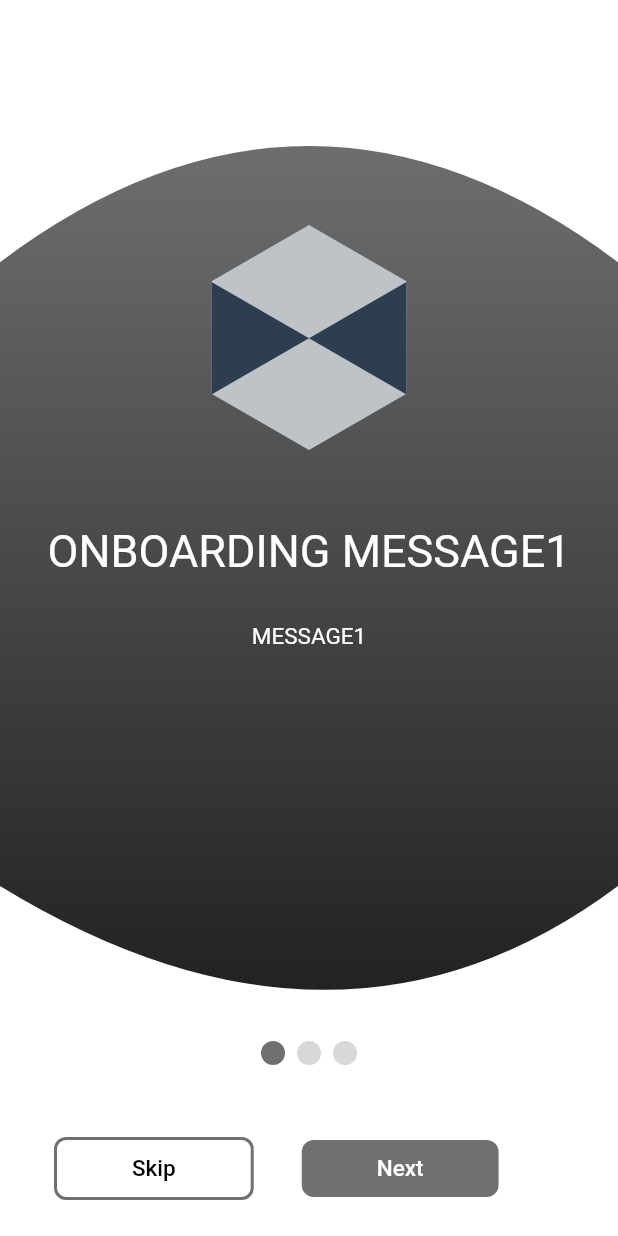
After one commit to arjunganesh123/sdi, a Flutter app: the Screen5 screen opened directly, after a tap on "Skip", on a phone screen of 412 x 824 dp. The commit adds this screen. Run offline on Flutter 3.47's test engine with Material 2 defaults, Android fonts, the phone set to English and light mode, and no system bars; drawn by our look-alikes of smooth_page_indicator; statements that could not run were skipped.

Commit message:
instruction screen

```diff
--- a/lib/main.dart
+++ b/lib/main.dart
@@ -6,8 +6,20 @@ void main() {
   runApp(const MyApp());
 }
 
-class MyApp extends StatelessWidget {
+class MyApp extends StatefulWidget {
   const MyApp({Key? key}) : super(key: key);
+
+  @override
+  State<MyApp> createState() => _MyAppState();
+}
+
+class _MyAppState extends State<MyApp> {
+
+  @override
+  void initState() {
+    super.initState();
+    Navigator.pushNamed(context, Logopage.id);
+  }
 
   @override
   Widget build(BuildContext context) {
--- /dev/null
+++ b/lib/screens/instructions.dart
@@ -0,0 +1,203 @@
+import 'package:flutter/cupertino.dart';
+import 'package:flutter/material.dart';
+import 'package:flutter/rendering.dart';
+import 'package:smooth_page_indicator/smooth_page_indicator.dart';
+
+class Screen5 extends StatefulWidget {
+  static const String id='Screen5';
+
+  const Screen5({Key? key}) : super(key: key);
+
+  @override
+  State<Screen5> createState() => _Screen5State();
+}
+
+class _Screen5State extends State<Screen5> {
+  PageController j=PageController();
+  int i=0;
+  @override
+  Widget build(BuildContext context) {
+    return Scaffold(
+      resizeToAvoidBottomInset: false,
+      backgroundColor: Colors.white,
+      body: PageView(
+        controller: j,
+        children: [
+          page('ONBOARDING MESSAGE1', 'MESSAGE1',MediaQuery.of(context).size.height,MediaQuery.of(context).size.width),
+          page('ONBOARDING MESSAGE2', 'MESSAGE2',MediaQuery.of(context).size.height,MediaQuery.of(context).size.width),
+          page('ONBOARDING MESSAGE3', 'MESSAGE3',MediaQuery.of(context).size.height,MediaQuery.of(context).size.width),
+        ],
+      ),
+      bottomNavigationBar: Container(
+        height: 130,
+        color: Colors.white,
+        child: Column(
+          children: [
+            Container(
+              child: Center(
+                child:SmoothPageIndicator(
+                    count: 3,
+                    effect: const WormEffect(
+                      dotColor: Color(0xFFD8D8D8),
+                      activeDotColor: Color.fromRGBO(112, 112, 112, 1),
+                    ),
+                    controller: j,
+                    onDotClicked: (index){
+                      j.animateToPage(index, duration: const Duration(milliseconds: 500), curve: Curves.decelerate);
+                      i=index;
+                    }
+                ) ,
+              ),
+            ),
+            const SizedBox(height: 45),
+            Row(
+              children: [
+                const SizedBox(width: 20),
+                FlatButton(
+                  onPressed: (){
+
+                  },
+                  child: Container(
+                    padding: const EdgeInsets.only(left: 50,right: 50,top: 10,bottom: 10),
+                    child: const Text('Skip',style: TextStyle(color: Colors.black,fontSize: 15),),
+                    decoration: BoxDecoration(
+                      color: Colors.white,
+                      borderRadius: const BorderRadius.all(Radius.circular(8)),
+                      border: Border.all(color: const Color.fromRGBO(112, 112, 112, 1),width: 2),
+                    ),
+                  ),
+                ),
+                FlatButton(
+                  onPressed: (){
+
+                  },
+                  child: Container(
+                    padding: const EdgeInsets.only(left: 50,right: 50,top: 10,bottom: 10),
+                    child: const Text('Next',style: TextStyle(color: Colors.white,fontSize: 15),),
+                    decoration: const BoxDecoration(
+                      color: Color.fromRGBO(112, 112, 112, 1),
+                      borderRadius: BorderRadius.all(Radius.circular(8)),
+                    ),
+                  ),
+                ),
+              ],
+            )
+          ],
+        ),
+      ),
+    );
+  }
+}
+
+class CustomClipPaths2 extends CustomClipper<Path> {
+  @override
+  Path getClip(Size size) {
+    Path path=Path();
+    path.lineTo(size.width, size.height);
+    path.lineTo(size.width, 0);
+    path.lineTo(0, size.height);
+    return path;
+  }
+
+  @override
+  bool shouldReclip(covariant CustomClipper<Path> oldClipper) {
+    return false;
+  }
+
+}
+
+class CustomClipPaths1 extends CustomClipper<Path> {
+  @override
+  Path getClip(Size size) {
+    Path path=Path();
+    path.moveTo(0, size.height*0.75);
+    path.lineTo(size.width/2, size.height);
+    path.lineTo(size.width, size.height*0.75);
+    path.lineTo(size.width, size.height*0.25);
+    path.lineTo(size.width/2, 0);
+    path.lineTo(0, size.height*0.25);
+    return path;
+  }
+
+  @override
+  bool shouldReclip(covariant CustomClipper<Path> oldClipper) {
+    return false;
+  }
+}
+
+class CustomClipPaths extends CustomClipper<Path>{
+  @override
+  Path getClip(Size size) {
+    Path path=Path();
+    path.moveTo(0, size.height*0.65);
+    path.quadraticBezierTo(size.width*0.55, size.height*0.8, size.width, size.height*0.65);
+    path.lineTo(size.width, size.height*0.2);
+    path.quadraticBezierTo(size.width*0.5, 30, 0, size.height*0.2);
+    path.close();
+    return path;
+  }
+
+  @override
+  bool shouldReclip(covariant CustomClipper<Path> oldClipper) {
+    return false;
+  }
+
+}
+
+Widget page(String message1,String message2,double heigh,double widt){
+  return SafeArea(
+    child: Stack(
+      children: [
+        Positioned(
+          bottom: -220,
+          child: ClipPath(
+            clipper: CustomClipPaths(),
+            child: Container(
+              padding: const EdgeInsets.only(top: 160),
+              child: Column(
+                children: [
+                  Stack(
+                    alignment: Alignment.bottomCenter,
+                    clipBehavior: Clip.none,
+                    children: [
+                      ClipPath(
+                        clipper: CustomClipPaths1(),
+                        child: Container(
+                          height: 150,
+                          width: 130,
+                          color: const Color.fromRGBO(189, 195, 199, 1),
+                        ),
+                      ),
+                      Positioned(
+                        bottom: 37,
+                        child:ClipPath(
+                          clipper: CustomClipPaths2(),
+                          child: Container(
+                            width: 130,
+                            height: 75,
+                            color: const Color.fromRGBO(44, 62, 80, 1),
+                          ),
+                        ) ,
+                      )
+                    ],
+                  ),
+                  const SizedBox(height: 50),
+                  Center(child: Text(message1,style: const TextStyle(color: Colors.white,fontSize: 30),)),
+                  const SizedBox(height: 30),
+                  Center(child: Text(message2,style: const TextStyle(color: Colors.white,fontSize: 15),)),
+                ],
+              ),
+              height: heigh+100,width: widt,
+              decoration: const BoxDecoration(
+                gradient: LinearGradient(
+                  begin: Alignment.topCenter,
+                  end: Alignment.bottomCenter,
+                  colors: [Color.fromRGBO(124, 124, 124, 1),Color.fromRGBO(0, 0, 0, 1)],
+                ),
+              ),),
+          ),
+        ),
+      ],
+    ),
+  );
+}
```
Also changed, not shown: pubspec.yaml (+4 -4 lines).
